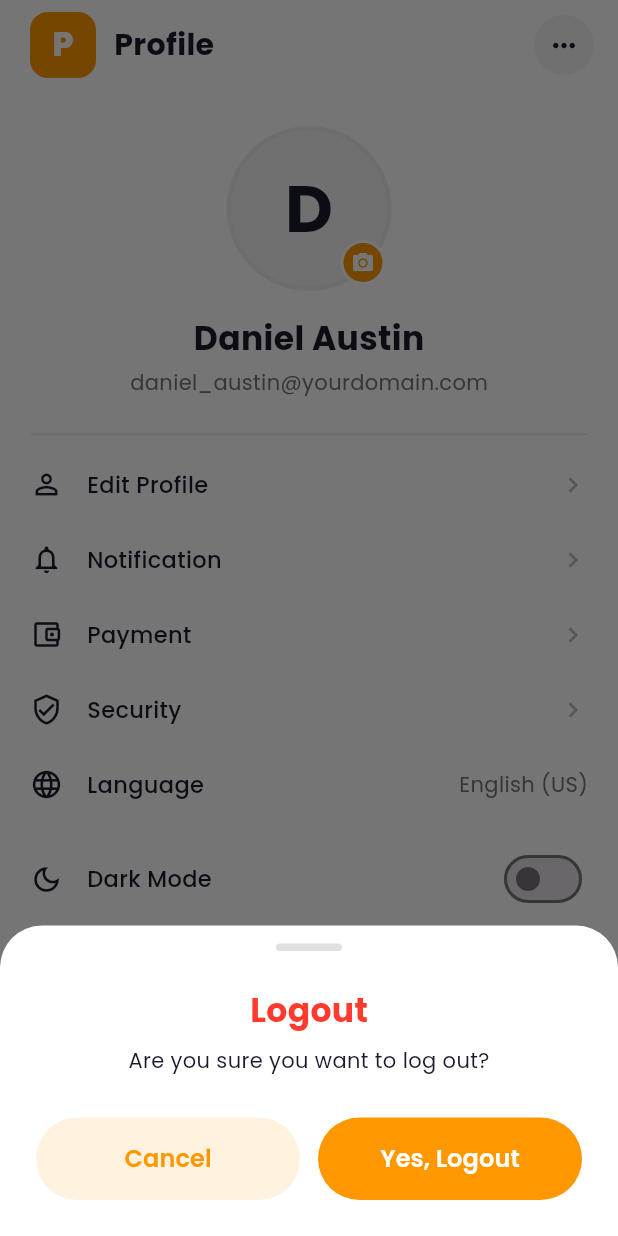
After one commit to Rolkyssoh/baber_flutter, a Flutter app: the HomeScreen screen opened directly, item 5 of the bottom bar chosen, after a tap on "Logout", on a phone screen of 412 x 824 dp. The commit adds this screen. Run offline on Flutter 3.47's test engine with Material 3 defaults, Android fonts, the phone set to English and light mode, and no system bars; our stand-ins replace google_fonts, shared_preferences; accounts and stored records are empty; network calls fail.

Commit message:
implement the profile settings and the logout

```diff
--- a/lib/model_service/favorites.model.dart
+++ b/lib/model_service/favorites.model.dart
@@ -1,17 +1,23 @@
 import 'dart:convert';
 
 import 'package:barber_shops/dto/sho-favorites.dart';
+import 'package:barber_shops/model_service/session_storage.dart';
 import 'package:flutter/foundation.dart';
 import 'package:http/http.dart' as http;
 
 class FavoritesModel {
-  Future<List<ShopFavoritesDto>> getFavoritesShop({
-    required String accessToken,
-  }) async {
+  final SessionStorage _sessionStorage;
+
+  FavoritesModel({SessionStorage? sessionStorage})
+    : _sessionStorage = sessionStorage ?? SessionStorage();
+
+  Future<List<ShopFavoritesDto>> getFavoritesShop({String? accessToken}) async {
+    final token = await _resolveToken(accessToken);
+
     final uri = Uri.parse('http://10.0.2.2:4200/api/v1/favorites');
     final response = await http.get(
       uri,
-      headers: {'Authorization': 'Bearer $accessToken'},
+      headers: {'Authorization': 'Bearer $token'},
     );
 
     debugPrint('GET $uri -> ${response.statusCode}');
@@ -21,11 +27,14 @@ class FavoritesModel {
     }
 
     final decoded = jsonDecode(response.body);
-    if (decoded is! List) {
-      throw const FormatException('Expected a list of favorites');
-    }
+    final List<Object?> items = switch (decoded) {
+      List<Object?> list => list,
+      Map<String, dynamic> body when body['favorites'] is List<Object?> =>
+        body['favorites'] as List<Object?>,
+      _ => throw const FormatException('Expected a list of favorites'),
+    };
 
-    return decoded
+    return items
         .map(
           (item) =>
               ShopFavoritesDto.fromJson(Map<String, Object?>.from(item as Map)),
@@ -34,14 +43,16 @@ class FavoritesModel {
   }
 
   Future<ShopFavoritesDto> addShopToFavorite({
-    required String accessToken,
+    String? accessToken,
     required String barbershopId,
   }) async {
+    final token = await _resolveToken(accessToken);
+
     final uri = Uri.parse('http://10.0.2.2:4200/api/v1/favorites');
     final response = await http.post(
       uri,
       headers: {
-        'Authorization': 'Bearer $accessToken',
+        'Authorization': 'Bearer $token',
         'Content-Type': 'application/json',
       },
       body: jsonEncode({'barbershopId': barbershopId}),
@@ -60,4 +71,41 @@ class FavoritesModel {
 
     return ShopFavoritesDto.fromJson(Map<String, Object?>.from(decoded));
   }
+
+  Future<ShopFavoritesDto> removeShopFromFavorite({
+    String? accessToken,
+    required String barbershopId,
+  }) async {
+    final token = await _resolveToken(accessToken);
+
+    final uri = Uri.parse(
+      'http://10.0.2.2:4200/api/v1/favorites/shop/$barbershopId',
+    );
+    final response = await http.delete(
+      uri,
+      headers: {'Authorization': 'Bearer $token'},
+    );
+
+    debugPrint('DELETE $uri -> ${response.statusCode}');
+
+    if (response.statusCode != 200) {
+      throw Exception('Failed to remove favorite (${response.statusCode})');
+    }
+
+    final decoded = jsonDecode(response.body);
+    final favorite = decoded is Map ? decoded['favorite'] : null;
+    if (favorite is! Map) {
+      throw const FormatException('Expected a favorite object');
+    }
+
+    return ShopFavoritesDto.fromJson(Map<String, Object?>.from(favorite));
+  }
+
+  Future<String> _resolveToken(String? accessToken) async {
+    final token = accessToken ?? await _sessionStorage.getAccessToken();
+    if (token == null || token.isEmpty) {
+      throw Exception('Missing access token. Please sign in again.');
+    }
+    return token;
+  }
 }
--- a/lib/screens/hom_screen.dart
+++ b/lib/screens/hom_screen.dart
@@ -1,8 +1,10 @@
 import 'package:barber_shops/dto/sho.dart';
+import 'package:barber_shops/model_service/favorites.model.dart';
 import 'package:barber_shops/model_service/shop_model.dart';
 import 'package:barber_shops/model_service/shop_provided_services.model.dart';
 import 'package:barber_shops/screens/bookmark_screen.dart';
 import 'package:barber_shops/screens/notification_screen.dart';
+import 'package:barber_shops/screens/profile_settings/profile_settings_home.dart';
 import 'package:barber_shops/views-model/shop_provided_services.view-model.dart';
 import 'package:barber_shops/views-model/shop_view_model.dart';
 import 'package:barber_shops/widgets/shop_card.dart';
@@ -24,7 +26,7 @@ class HomeScreen extends StatefulWidget {
 }
 
 class _HomeScreenState extends State<HomeScreen> {
-  final ShopViewModel viewModel = ShopViewModel(ShopModel());
+  final ShopViewModel shopViewModel = ShopViewModel(ShopModel());
   final ShopProvidedServicesViewModel servicesViewModel =
       ShopProvidedServicesViewModel(ShopProvidedServicesModel());
 
@@ -32,15 +34,17 @@ class _HomeScreenState extends State<HomeScreen> {
   int _popularFilter = 0;
   int _navIndex = 0;
   final Set<String> _bookmarkedShopIds = {};
+  final _favoritesModel = FavoritesModel();
 
   @override
   void initState() {
     debugPrint('HomeScreen initState called');
     super.initState();
-    viewModel.addListener(_onViewModelChanged);
-    viewModel.fetchShopData();
+    shopViewModel.addListener(_onViewModelChanged);
+    shopViewModel.fetchShopData();
     servicesViewModel.addListener(_onViewModelChanged);
     servicesViewModel.fetchPrincipalServices();
+    _loadFavorites();
   }
 
   void _onViewModelChanged() {
@@ -49,10 +53,25 @@ class _HomeScreenState extends State<HomeScreen> {
     }
   }
 
+  Future<void> _loadFavorites() async {
+    try {
+      final favorites = await _favoritesModel.getFavoritesShop();
+      debugPrint('RRESPONSE:::::::: $favorites');
+      if (!mounted) return;
+      setState(() {
+        _bookmarkedShopIds
+          ..clear()
+          ..addAll(favorites.map((favorite) => favorite.barbershopId));
+      });
+    } catch (error) {
+      debugPrint('Failed to load favorites: $error');
+    }
+  }
+
   @override
   void dispose() {
-    viewModel.removeListener(_onViewModelChanged);
-    viewModel.dispose();
+    shopViewModel.removeListener(_onViewModelChanged);
+    shopViewModel.dispose();
     servicesViewModel.dispose();
     super.dispose();
   }
@@ -101,7 +120,7 @@ class _HomeScreenState extends State<HomeScreen> {
   @override
   Widget build(BuildContext context) {
     final nearbyShops = _filterVisibleShops(
-      viewModel.shop
+      shopViewModel.shop
           .map(
             (shop) => ShopCardData(
               id: shop.id,
@@ -125,7 +144,31 @@ class _HomeScreenState extends State<HomeScreen> {
 
     return Scaffold(
       backgroundColor: Colors.white,
-      body: SafeArea(
+      body: IndexedStack(
+        index: _navIndex,
+        children: [
+          _buildHomeBody(nearbyShops, popularShops),
+          const _PlaceholderTab(
+            icon: Icons.explore_outlined,
+            title: 'Explore',
+          ),
+          const _PlaceholderTab(
+            icon: Icons.calendar_month_outlined,
+            title: 'My Booking',
+          ),
+          const _PlaceholderTab(icon: Icons.inbox_outlined, title: 'Inbox'),
+          const ProfileSettingsHome(),
+        ],
+      ),
+      bottomNavigationBar: _buildBottomNav(),
+    );
+  }
+
+  Widget _buildHomeBody(
+    List<ShopCardData> nearbyShops,
+    List<ShopCardData> popularShops,
+  ) {
+    return SafeArea(
       child: ListView(
         padding: const EdgeInsets.symmetric(horizontal: 20),
         children: [
@@ -139,9 +182,7 @@ class _HomeScreenState extends State<HomeScreen> {
           _buildBanner(),
           const SizedBox(height: 22),
           _buildCategories(
-              servicesViewModel.services
-                  .map((service) => service.label)
-                  .toList(),
+            servicesViewModel.services.map((service) => service.label).toList(),
           ),
           const SizedBox(height: 24),
           _buildSectionTitle('Nearby Your Location'),
@@ -174,8 +215,6 @@ class _HomeScreenState extends State<HomeScreen> {
           const SizedBox(height: 20),
         ],
       ),
-      ),
-      bottomNavigationBar: _buildBottomNav(),
     );
   }
 
@@ -225,7 +264,7 @@ class _HomeScreenState extends State<HomeScreen> {
 
   void _openBookmarks() {
     final shopsById = <String, ShopCardData>{
-      for (final shop in viewModel.shop.map(_shopFromApi)) shop.id: shop,
+      for (final shop in shopViewModel.shop.map(_shopFromApi)) shop.id: shop,
       for (final shop in _popularShops.map(_shopFromLocal)) shop.id: shop,
     };
 
@@ -606,6 +645,39 @@ class _HomeScreenState extends State<HomeScreen> {
   }
 
   // ── Shop card ───────────────────────────────────────────
+  Future<void> _onBookmarkPressed(ShopCardData shop) async {
+    final wasBookmarked = _bookmarkedShopIds.contains(shop.id);
+
+    setState(() {
+      if (wasBookmarked) {
+        _bookmarkedShopIds.remove(shop.id);
+      } else {
+        _bookmarkedShopIds.add(shop.id);
+      }
+    });
+
+    try {
+      if (wasBookmarked) {
+        await _favoritesModel.removeShopFromFavorite(barbershopId: shop.id);
+      } else {
+        await _favoritesModel.addShopToFavorite(barbershopId: shop.id);
+      }
+    } catch (error) {
+      if (!mounted) return;
+      // Revert the optimistic update.
+      setState(() {
+        if (wasBookmarked) {
+          _bookmarkedShopIds.add(shop.id);
+        } else {
+          _bookmarkedShopIds.remove(shop.id);
+        }
+      });
+      ScaffoldMessenger.of(context).showSnackBar(
+        SnackBar(content: Text('Échec de la mise à jour des favoris : $error')),
+      );
+    }
+  }
+
   Widget _buildShopCard(ShopCardData shop) {
     final isBookmarked = _bookmarkedShopIds.contains(shop.id);
 
@@ -622,15 +694,7 @@ class _HomeScreenState extends State<HomeScreen> {
         image: shop.image,
       ),
       isBookmarked: isBookmarked,
-      onBookmarkPressed: () {
-        setState(() {
-          if (isBookmarked) {
-            _bookmarkedShopIds.remove(shop.id);
-          } else {
-            _bookmarkedShopIds.add(shop.id);
-          }
-        });
-      },
+      onBookmarkPressed: () => _onBookmarkPressed(shop),
     );
   }
 
@@ -706,26 +770,35 @@ class _HomeScreenState extends State<HomeScreen> {
   }
 }
 
-// class _Shop {
-//   final String id;
-//   final String name;
-//   final String phone;
-//   final String address;
-//   final String hours;
-//   final String distance;
-//   final String rating;
-//   final String image;
-//   final List<String> categories;
+class _PlaceholderTab extends StatelessWidget {
+  const _PlaceholderTab({required this.icon, required this.title});
 
-//   const _Shop({
-//     required this.id,
-//     required this.name,
-//     required this.phone,
-//     required this.address,
-//     required this.hours,
-//     required this.distance,
-//     required this.rating,
-//     required this.image,
-//     required this.categories,
-//   });
-// }
+  final IconData icon;
+  final String title;
+
+  @override
+  Widget build(BuildContext context) {
+    return Center(
+      child: Column(
+        mainAxisSize: MainAxisSize.min,
+        children: [
+          Icon(icon, size: 56, color: Colors.grey[300]),
+          const SizedBox(height: 12),
+          Text(
+            title,
+            style: GoogleFonts.poppins(
+              fontSize: 18,
+              fontWeight: FontWeight.w600,
+              color: Colors.grey[500],
+            ),
+          ),
+          const SizedBox(height: 6),
+          Text(
+            'Bientôt disponible',
+            style: GoogleFonts.poppins(fontSize: 13, color: Colors.grey[400]),
+          ),
+        ],
+      ),
+    );
+  }
+}
--- /dev/null
+++ b/lib/screens/profile_settings/profile_settings_home.dart
@@ -0,0 +1,363 @@
+import 'package:barber_shops/model_service/session_storage.dart';
+import 'package:barber_shops/screens/welcom_screen.dart';
+import 'package:flutter/material.dart';
+import 'package:google_fonts/google_fonts.dart';
+
+const Color _primary = Color(0xFFFF9800);
+const Color _ink = Color(0xFF1A1A2E);
+const Color _logout = Color(0xFFFF3B30);
+
+class ProfileSettingsHome extends StatefulWidget {
+  const ProfileSettingsHome({super.key});
+
+  @override
+  State<ProfileSettingsHome> createState() => _ProfileSettingsHomeState();
+}
+
+class _ProfileSettingsHomeState extends State<ProfileSettingsHome> {
+  final _sessionStorage = SessionStorage();
+  String? _name;
+  String? _email;
+  bool _darkMode = false;
+
+  @override
+  void initState() {
+    super.initState();
+    _loadProfile();
+  }
+
+  Future<void> _loadProfile() async {
+    final name = await _sessionStorage.getUserName();
+    final email = await _sessionStorage.getUserEmail();
+    if (!mounted) return;
+    setState(() {
+      _name = name;
+      _email = email;
+    });
+  }
+
+  Future<void> _signOut() async {
+    await _sessionStorage.clear();
+    if (!mounted) return;
+    Navigator.pushAndRemoveUntil(
+      context,
+      MaterialPageRoute(builder: (_) => const WelcomScreen()),
+      (_) => false,
+    );
+  }
+
+  void _showLogoutConfirmation() {
+    showModalBottomSheet<void>(
+      context: context,
+      backgroundColor: Colors.white,
+      shape: const RoundedRectangleBorder(
+        borderRadius: BorderRadius.vertical(top: Radius.circular(28)),
+      ),
+      builder: (sheetContext) {
+        return SafeArea(
+          child: Padding(
+            padding: const EdgeInsets.fromLTRB(24, 12, 24, 24),
+            child: Column(
+              mainAxisSize: MainAxisSize.min,
+              children: [
+                Container(
+                  width: 44,
+                  height: 5,
+                  decoration: BoxDecoration(
+                    color: Colors.grey[300],
+                    borderRadius: BorderRadius.circular(3),
+                  ),
+                ),
+                const SizedBox(height: 24),
+                Text(
+                  'Logout',
+                  style: GoogleFonts.poppins(
+                    fontSize: 22,
+                    fontWeight: FontWeight.w700,
+                    color: _logout,
+                  ),
+                ),
+                const SizedBox(height: 8),
+                Text(
+                  'Are you sure you want to log out?',
+                  textAlign: TextAlign.center,
+                  style: GoogleFonts.poppins(fontSize: 14, color: _ink),
+                ),
+                const SizedBox(height: 28),
+                Row(
+                  children: [
+                    Expanded(
+                      child: OutlinedButton(
+                        onPressed: () => Navigator.pop(sheetContext),
+                        style: OutlinedButton.styleFrom(
+                          backgroundColor: const Color(0xFFFFF3E0),
+                          foregroundColor: _primary,
+                          side: BorderSide.none,
+                          padding: const EdgeInsets.symmetric(vertical: 16),
+                          shape: const StadiumBorder(),
+                        ),
+                        child: Text(
+                          'Cancel',
+                          style: GoogleFonts.poppins(
+                            fontSize: 16,
+                            fontWeight: FontWeight.w600,
+                          ),
+                        ),
+                      ),
+                    ),
+                    const SizedBox(width: 12),
+                    Expanded(
+                      child: FilledButton(
+                        onPressed: () {
+                          Navigator.pop(sheetContext);
+                          _signOut();
+                        },
+                        style: FilledButton.styleFrom(
+                          backgroundColor: _primary,
+                          foregroundColor: Colors.white,
+                          padding: const EdgeInsets.symmetric(vertical: 16),
+                          shape: const StadiumBorder(),
+                        ),
+                        child: Text(
+                          'Yes, Logout',
+                          style: GoogleFonts.poppins(
+                            fontSize: 16,
+                            fontWeight: FontWeight.w600,
+                          ),
+                        ),
+                      ),
+                    ),
+                  ],
+                ),
+              ],
+            ),
+          ),
+        );
+      },
+    );
+  }
+
+  @override
+  Widget build(BuildContext context) {
+    final displayName = (_name == null || _name!.isEmpty)
+        ? 'Daniel Austin'
+        : _name!;
+    final email = (_email == null || _email!.isEmpty)
+        ? 'daniel_austin@yourdomain.com'
+        : _email!;
+    final initial = displayName[0].toUpperCase();
+
+    return SafeArea(
+      child: Column(
+        children: [
+          _buildHeader(),
+          Expanded(
+            child: ListView(
+              padding: const EdgeInsets.symmetric(horizontal: 20),
+              children: [
+                _buildProfileSection(initial, displayName, email),
+                const Divider(height: 1, color: Color(0xFFEEEEEE)),
+                const SizedBox(height: 8),
+                _menuItem(icon: Icons.person_outline, label: 'Edit Profile'),
+                _menuItem(
+                  icon: Icons.notifications_none,
+                  label: 'Notification',
+                ),
+                _menuItem(
+                  icon: Icons.account_balance_wallet_outlined,
+                  label: 'Payment',
+                ),
+                _menuItem(
+                  icon: Icons.verified_user_outlined,
+                  label: 'Security',
+                ),
+                _menuItem(
+                  icon: Icons.language,
+                  label: 'Language',
+                  trailing: Text(
+                    'English (US)',
+                    style: GoogleFonts.poppins(
+                      fontSize: 14,
+                      color: Colors.grey[600],
+                    ),
+                  ),
+                ),
+                _menuItem(
+                  icon: Icons.dark_mode_outlined,
+                  label: 'Dark Mode',
+                  trailing: Switch(
+                    value: _darkMode,
+                    activeThumbColor: _primary,
+                    activeTrackColor: _primary.withValues(alpha: 0.4),
+                    onChanged: (value) => setState(() => _darkMode = value),
+                  ),
+                ),
+                _menuItem(icon: Icons.lock_outline, label: 'Privacy Policy'),
+                _menuItem(icon: Icons.group_outlined, label: 'Invite Friends'),
+                _menuItem(
+                  icon: Icons.logout,
+                  label: 'Logout',
+                  isLogout: true,
+                  onTap: _showLogoutConfirmation,
+                ),
+                const SizedBox(height: 16),
+              ],
+            ),
+          ),
+        ],
+      ),
+    );
+  }
+
+  Widget _buildHeader() {
+    return Padding(
+      padding: const EdgeInsets.fromLTRB(20, 8, 16, 8),
+      child: Row(
+        children: [
+          Container(
+            width: 44,
+            height: 44,
+            decoration: BoxDecoration(
+              color: _primary,
+              borderRadius: BorderRadius.circular(12),
+            ),
+            child: Center(
+              child: Text(
+                'P',
+                style: GoogleFonts.poppins(
+                  fontSize: 22,
+                  fontWeight: FontWeight.w800,
+                  color: Colors.white,
+                ),
+              ),
+            ),
+          ),
+          const SizedBox(width: 12),
+          Text(
+            'Profile',
+            style: GoogleFonts.poppins(
+              fontSize: 20,
+              fontWeight: FontWeight.w700,
+              color: _ink,
+            ),
+          ),
+          const Spacer(),
+          Container(
+            width: 40,
+            height: 40,
+            decoration: BoxDecoration(
+              color: Colors.grey[100],
+              shape: BoxShape.circle,
+            ),
+            child: const Icon(Icons.more_horiz, color: _ink, size: 22),
+          ),
+        ],
+      ),
+    );
+  }
+
+  Widget _buildProfileSection(
+    String initial,
+    String displayName,
+    String email,
+  ) {
+    return Padding(
+      padding: const EdgeInsets.symmetric(vertical: 24),
+      child: Column(
+        children: [
+          Stack(
+            clipBehavior: Clip.none,
+            children: [
+              Container(
+                width: 110,
+                height: 110,
+                decoration: BoxDecoration(
+                  color: const Color(0xFFF5F5F5),
+                  shape: BoxShape.circle,
+                  border: Border.all(color: const Color(0xFFEEEEEE), width: 3),
+                ),
+                child: Center(
+                  child: Text(
+                    initial,
+                    style: GoogleFonts.poppins(
+                      fontSize: 44,
+                      fontWeight: FontWeight.w700,
+                      color: _ink,
+                    ),
+                  ),
+                ),
+              ),
+              Positioned(
+                right: 4,
+                bottom: 4,
+                child: Container(
+                  width: 30,
+                  height: 30,
+                  decoration: BoxDecoration(
+                    color: _primary,
+                    shape: BoxShape.circle,
+                    border: Border.all(color: Colors.white, width: 2),
+                  ),
+                  child: const Icon(
+                    Icons.camera_alt,
+                    size: 16,
+                    color: Colors.white,
+                  ),
+                ),
+              ),
+            ],
+          ),
+          const SizedBox(height: 16),
+          Text(
+            displayName,
+            style: GoogleFonts.poppins(
+              fontSize: 22,
+              fontWeight: FontWeight.w700,
+              color: _ink,
+            ),
+          ),
+          const SizedBox(height: 4),
+          Text(
+            email,
+            style: GoogleFonts.poppins(fontSize: 14, color: Colors.grey[600]),
+          ),
+        ],
+      ),
+    );
+  }
+
+  Widget _menuItem({
+    required IconData icon,
+    required String label,
+    Widget? trailing,
+    bool isLogout = false,
+    VoidCallback? onTap,
+  }) {
+    final color = isLogout ? _logout : _ink;
+    return InkWell(
+      onTap: onTap,
+      child: Padding(
+        padding: const EdgeInsets.symmetric(vertical: 14),
+        child: Row(
+          children: [
+            Icon(icon, size: 22, color: color),
+            const SizedBox(width: 16),
+            Text(
+              label,
+              style: GoogleFonts.poppins(
+                fontSize: 15,
+                fontWeight: FontWeight.w500,
+                color: color,
+              ),
+            ),
+            const Spacer(),
+            if (trailing != null)
+              trailing
+            else
+              Icon(Icons.chevron_right, size: 20, color: Colors.grey[400]),
+          ],
+        ),
+      ),
+    );
+  }
+}
```
Also changed, not shown: lib/dto/sho-favorites.dart (+20 -10 lines), lib/dto/user.dto.dart (+22 -16 lines), lib/screens/authentication/sign_in_form.dart (+3 -4 lines), lib/screens/splash_screen.dart (+20 -9 lines). Lines whose indentation alone changed are shown as unchanged.
